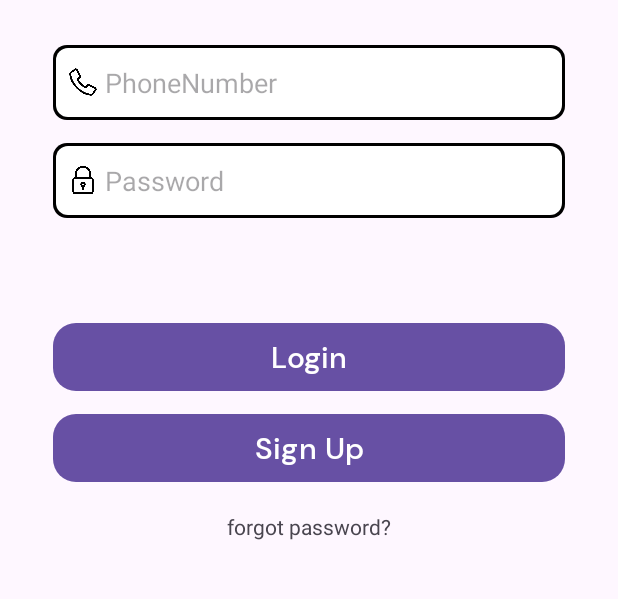
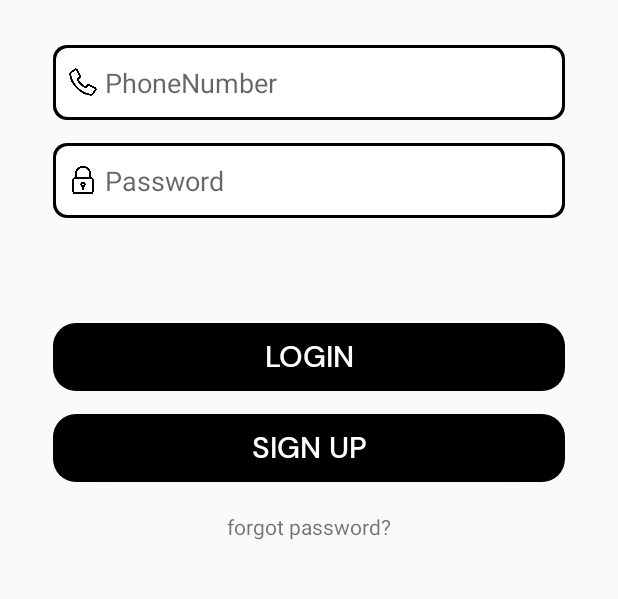
Before and after one commit to OpenSwCompetition/SafeGuard_Android, an Android app: the screen it shows after launch (LoginActivity), on a phone screen of 412 x 824 dp, the part 409-1008 px from its top. Run offline under Robolectric (Android 15) with nearby library versions, the phone set to English and light mode, and no system bars; our stand-ins replace Firebase (no records; nobody signed in at launch, a user with empty details on screens opened directly), data binding.

Commit message:
Update themes.xml : Material -> AppCompat

```diff
--- a/app/src/main/res/values/themes.xml
+++ b/app/src/main/res/values/themes.xml
@@ -1,6 +1,6 @@
 <resources xmlns:tools="http://schemas.android.com/tools">
     <!-- Base application theme. -->
-    <style name="Base.Theme.SafeGuard" parent="Theme.Material3.DayNight.NoActionBar">
+    <style name="Base.Theme.SafeGuard" parent="Theme.AppCompat.DayNight.NoActionBar">
         <!-- Customize your light theme here. -->
         <!-- <item name="colorPrimary">@color/my_light_primary</item> -->
     </style>
```
